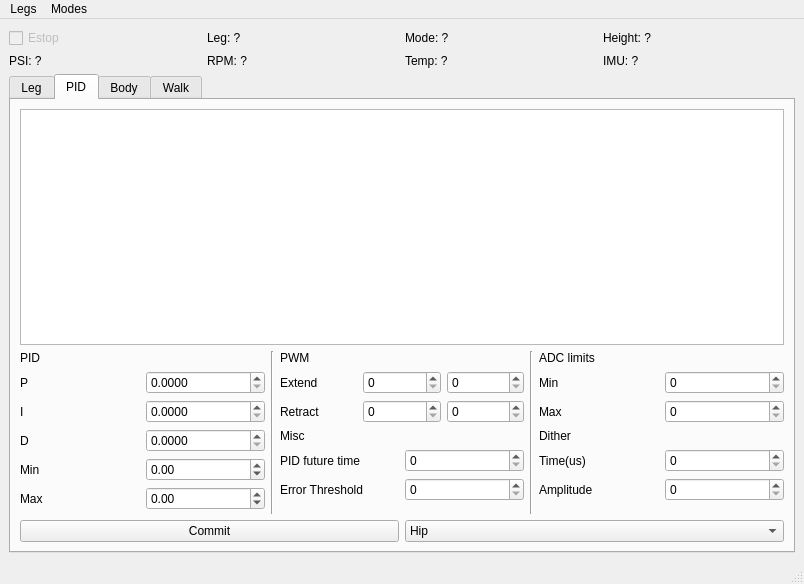
First picture: the form in stompy/ui/stompy.ui, repository braingram/stompy, before the edit.
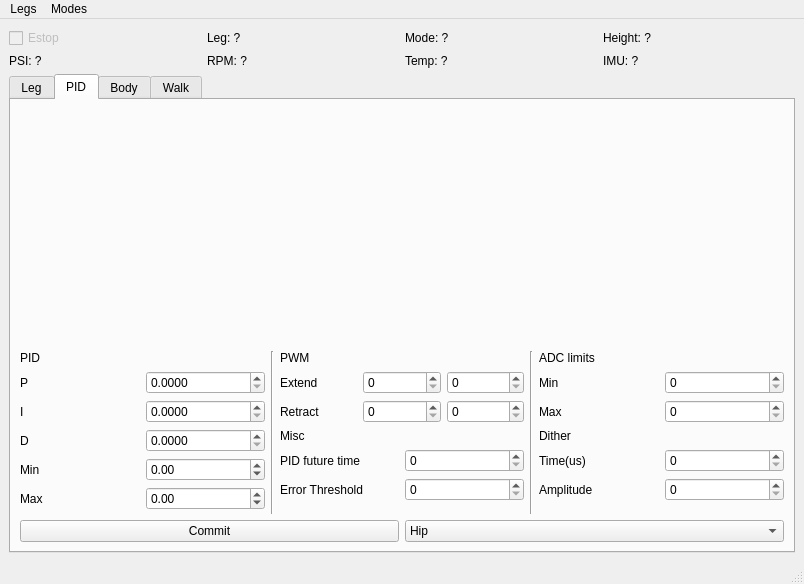
Second picture: the form after the edit. The open tabs and pages were chosen to show the change. Custom widgets are drawn as their Qt base class.

Commit message: pid plot nogl working, switch leg and body displays to right hand coords

Patch:
```diff
--- a/stompy/ui/stompy.ui
+++ b/stompy/ui/stompy.ui
@@ -286,7 +286,7 @@
          </attribute>
          <layout class="QVBoxLayout" name="verticalLayout_6">
           <item>
-           <widget class="PlotWidget" name="pidPlotWidget">
+           <widget class="LineChart" name="pidLineChart" native="true">
             <property name="enabled">
              <bool>true</bool>
             </property>
@@ -1149,9 +1149,9 @@
  </widget>
  <customwidgets>
   <customwidget>
-   <class>PlotWidget</class>
-   <extends>QGraphicsView</extends>
-   <header>pyqtgraph</header>
+   <class>LineChart</class>
+   <extends>QWidget</extends>
+   <header>stompy.ui.nogl</header>
   </customwidget>
   <customwidget>
    <class>LegDisplay</class>
```
The commit also changes 4 other files.
